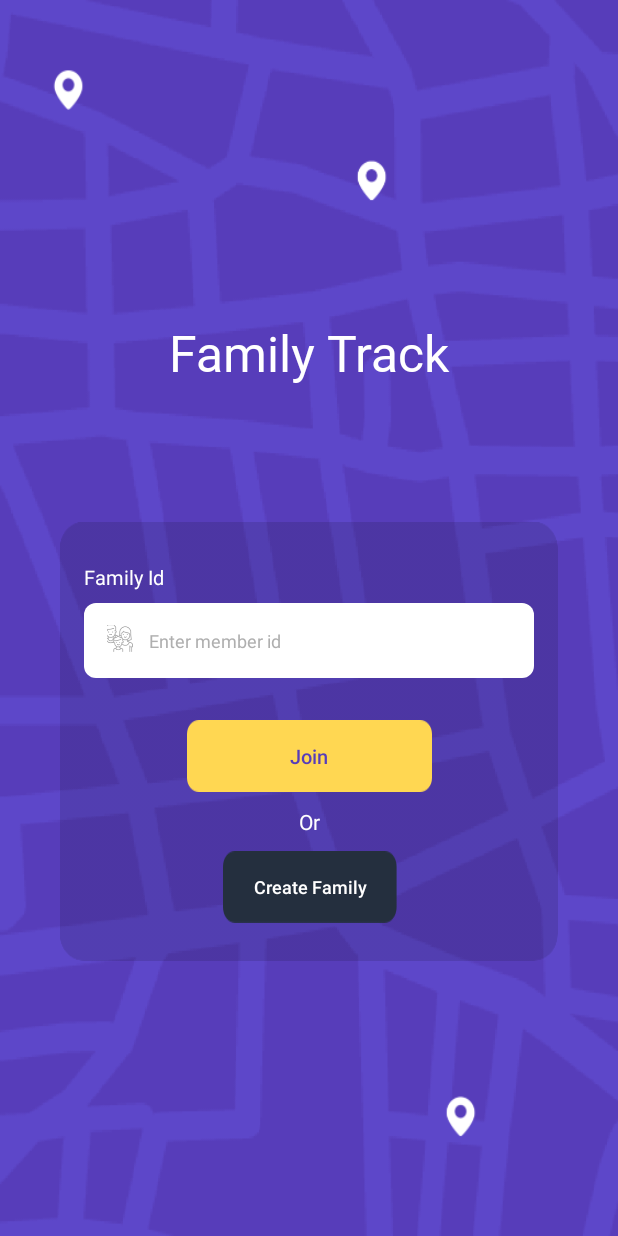
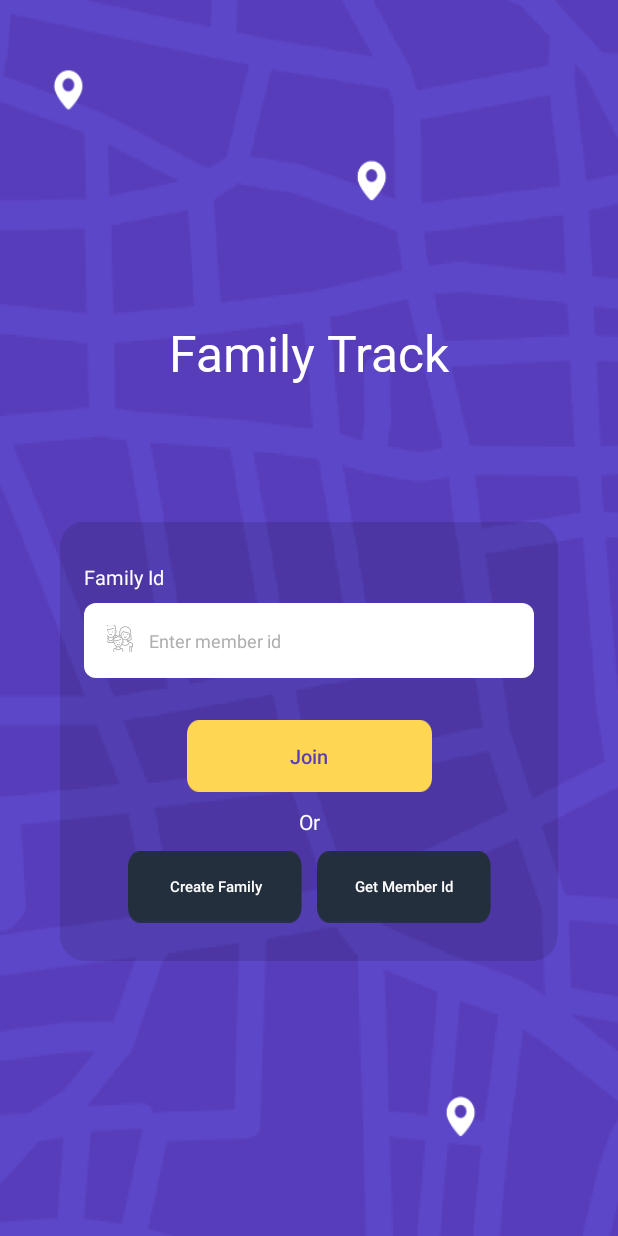
Before and after one commit to mehmettas/MVVM_firebase_realtime_family_tracker, an Android app: the screen it shows after launch (LoginActivity), on a phone screen of 412 x 824 dp. Run offline under Robolectric (Android 15) with nearby library versions, the phone set to English and light mode, and no system bars; our stand-ins replace Firebase (no records; nobody signed in at launch, a user with empty details on screens opened directly); libraries missing offline, so code that uses them is left out: com.karumi.dexter; 4 statements that could not run were skipped.

Commit message:
get member id button added

```diff
--- a/family_track/app/src/main/res/layout/activity_login.xml
+++ b/family_track/app/src/main/res/layout/activity_login.xml
@@ -110,13 +110,32 @@
         <androidx.appcompat.widget.AppCompatButton
                 android:id="@+id/btnCreateFamily"
                 app:layout_constraintTop_toBottomOf="@id/textOr"
-                app:layout_constraintStart_toStartOf="@id/textOr"
+                app:layout_constraintStart_toStartOf="parent"
                 app:layout_constraintEnd_toEndOf="@id/textOr"
                 android:background="@drawable/btn_black_back"
                 android:text="@string/createFamily"
                 app:layout_constraintBottom_toBottomOf="parent"
                 android:textAllCaps="false"
-                android:textSize="12sp"
+                android:textSize="10sp"
+                android:layout_marginTop="10dp"
+                app:layout_constraintEnd_toStartOf="@id/btngetMemberId"
+                android:layout_marginBottom="25dp"
+                android:textColor="@android:color/white"
+                android:layout_marginEnd="10dp"
+                android:layout_width="wrap_content"
+                app:layout_constraintHorizontal_chainStyle="packed"
+                android:layout_height="wrap_content"/>
+
+        <androidx.appcompat.widget.AppCompatButton
+                android:id="@+id/btngetMemberId"
+                app:layout_constraintTop_toBottomOf="@id/textOr"
+                app:layout_constraintStart_toEndOf="@id/btnCreateFamily"
+                app:layout_constraintEnd_toEndOf="parent"
+                android:background="@drawable/btn_black_back"
+                android:text="@string/getMemberID"
+                app:layout_constraintBottom_toBottomOf="parent"
+                android:textAllCaps="false"
+                android:textSize="10sp"
                 android:layout_marginTop="10dp"
                 android:layout_marginBottom="25dp"
                 android:textColor="@android:color/white"
--- a/family_track/app/src/main/res/values/strings.xml
+++ b/family_track/app/src/main/res/values/strings.xml
@@ -13,5 +13,5 @@
     <string name="memberCount">Members: </string>
     <string name="okey">Okey</string>
     <string name="enterMemberId">Enter your member id</string>
-
+    <string name="getMemberID">Get Member Id</string>
 </resources>
```
